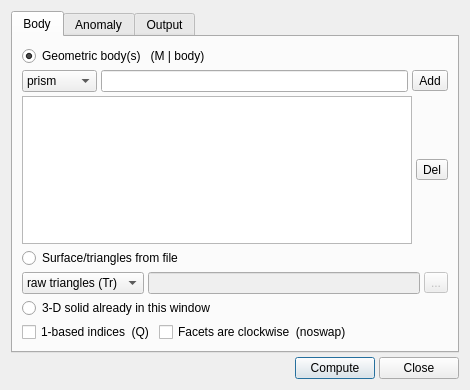
First picture: the form in deps/ui/gravmag3d_dialog.ui, repository GenericMappingTools/InteractiveGMT, before the edit.
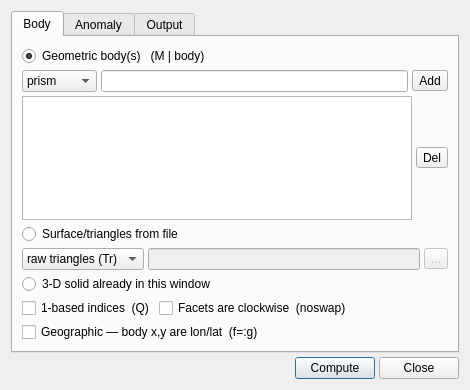
Second picture: the form after the edit.

Commit message: ui: move the Geographic checkbox to the first tab in both gravmag3d dialogs

The edit to the form file:
```diff
--- a/deps/ui/gravmag3d_dialog.ui
+++ b/deps/ui/gravmag3d_dialog.ui
@@ -228,6 +228,21 @@
         </layout>
        </item>
 
+       <!-- Geographic lives on the FIRST tab, in plain sight: it decides whether the body x,y are
+            lon/lat or metres, so it changes the whole computation AND the result's axes. Buried on
+            the third tab it was easy to miss and easy to get wrong. Same placement as
+            grdgravmag3d_dialog.ui — two dialogs for one tool, one layout habit. -->
+       <item>
+        <widget class="QCheckBox" name="chk_geog">
+         <property name="text">
+          <string>Geographic — body x,y are lon/lat  (f=:g)</string>
+         </property>
+         <property name="toolTip">
+          <string>Convert lon/lat to meters with a Flat Earth approximation. Leave unchecked when the body coordinates are already metres.</string>
+         </property>
+        </widget>
+       </item>
+
        <item>
         <spacer name="verticalSpacer_body">
          <property name="orientation">
@@ -492,16 +507,6 @@
            </property>
           </widget>
          </item>
-         <item row="0" column="3" colspan="2">
-          <widget class="QCheckBox" name="chk_geog">
-           <property name="text">
-            <string>Geographic (f=:g)</string>
-           </property>
-           <property name="toolTip">
-            <string>Convert lon/lat to meters with a Flat Earth approximation</string>
-           </property>
-          </widget>
-         </item>
         </layout>
        </item>
 
```
The commit also changes 1 other file.
